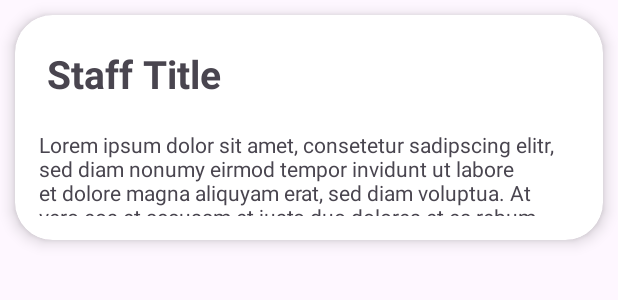
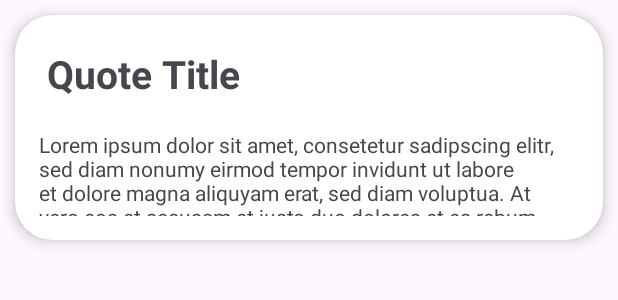
Before and after one commit to mdidomizio/HPRecyclerView-Compose, an Android app: the layout item_quote_card_view.xml on its own in the app's theme, with its tools: preview values and no code run, on a phone screen of 412 x 824 dp. Shown: the top 300 px of the screen. Run offline under Robolectric (Android 15) with nearby library versions, the phone set to English and light mode, and no system bars.

Commit message:
refactoring xml

```diff
--- a/app/src/main/java/com/example/hp_recyclerview_compose/HarryPotterAdapter.kt
+++ b/app/src/main/java/com/example/hp_recyclerview_compose/HarryPotterAdapter.kt
@@ -40,7 +40,7 @@ class HarryPotterAdapter(
             }
             VIEW_TYPE_STUDENT_BLOCK -> {
                 val view = LayoutInflater.from(parent.context)
-                    .inflate(R.layout.card_view_student, parent, false)
+                    .inflate(R.layout.item_character_card_view, parent, false)
                 StudentViewHolder(view)
             }
             else -> throw IllegalArgumentException("Invalid ViewType")
--- a/app/src/main/java/com/example/hp_recyclerview_compose/HarryPotterAdapterDelegate.kt
+++ b/app/src/main/java/com/example/hp_recyclerview_compose/HarryPotterAdapterDelegate.kt
@@ -36,7 +36,7 @@ class StudentAdapterDelegate : AdapterDelegate<Any> {
 
     override fun createViewHolder(parent: ViewGroup): RecyclerView.ViewHolder {
         val view = LayoutInflater.from(parent.context)
-            .inflate(R.layout.card_view_student, parent, false)
+            .inflate(R.layout.item_character_card_view, parent, false)
         return StudentViewHolder(view)
     }
 
--- a/app/src/main/res/layout/card_view_staff.xml
+++ b/app/src/main/res/layout/item_quote_card_view.xml
@@ -22,14 +22,14 @@
             android:padding="5dp">
 
             <TextView
-                android:id="@+id/staff_title"
+                android:id="@+id/quote_title"
                 android:layout_width="wrap_content"
                 android:layout_height="wrap_content"
                 android:textSize="26sp"
                 android:textStyle="bold"
                 android:layout_marginEnd="16dp"
 
-                android:text="@string/staff_title"/>
+                android:text="@string/quote_title"/>
 
             <ImageView
                 android:id="@+id/house_icon_staff"
@@ -40,7 +40,7 @@
         </LinearLayout>
 
         <TextView
-            android:id="@+id/staff_description"
+            android:id="@+id/quote_text"
             android:layout_width="match_parent"
             android:layout_height="wrap_content"
             android:layout_marginTop="8dp"
--- a/app/src/main/res/values/strings.xml
+++ b/app/src/main/res/values/strings.xml
@@ -1,7 +1,7 @@
 <resources>
     <string name="app_name">HP_RecyclerView_Compose</string>
     <string name="staff_description">Lorem ipsum dolor sit amet, consetetur sadipscing elitr, sed diam nonumy eirmod tempor invidunt ut labore et dolore magna aliquyam erat, sed diam voluptua. At vero eos et accusam et justo duo dolores et ea rebum. Stet clita kasd gubergren, no sea takimata sanctus est Lorem ipsum dolor sit amet. Lorem ipsum dolor sit amet, consetetur sadipscing elitr, sed diam nonumy eirmod tempor invidunt ut labore et dolore magna aliquyam erat, sed diam voluptua. At vero eos et accusam et justo duo dolores et ea rebum. Stet clita kasd gubergren, no sea takimata sanctus est Lorem ipsum dolor sit amet.</string>
-    <string name="staff_title">Staff Title</string>
+    <string name="quote_title">Quote Title</string>
     <string name="hogwarts_house_icon_description">Hogwarts House Icon</string>
     <string name="picture_of_card_character_description">Picture of @name</string>
 </resources>
```
Also changed, not shown: app/src/main/res/layout/item_character_card_view.xml (renamed from app/src/main/res/layout/card_view_student.xml).
